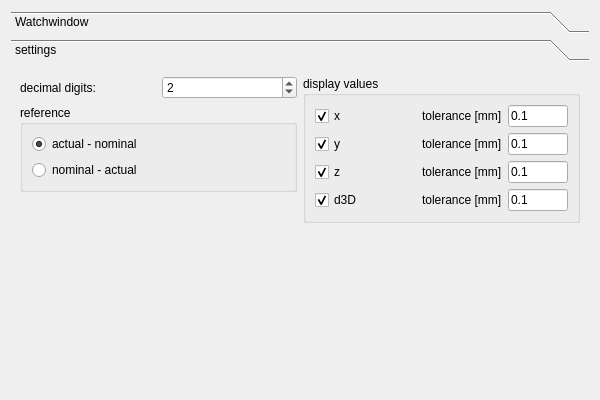
This is ui/dialogs/watchwindowdialog.ui in OpenIndy/OpenIndy as Qt 5 draws it before an edit. The edited form follows.
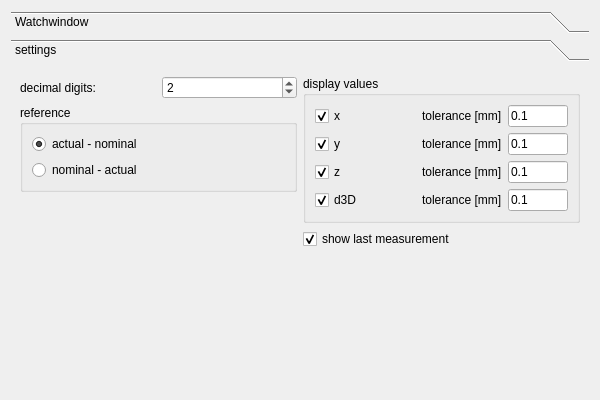
This is the edited form.

Commit message: OI-473: enable by checkbox

Diff of the .ui file:
```diff
--- a/ui/dialogs/watchwindowdialog.ui
+++ b/ui/dialogs/watchwindowdialog.ui
@@ -328,6 +328,19 @@
              </layout>
             </widget>
            </item>
+           <item>
+            <widget class="QCheckBox" name="checkBox_showLastMeasurement">
+             <property name="toolTip">
+              <string>show last measurement even if currently no measurement possible</string>
+             </property>
+             <property name="text">
+              <string>show last measurement</string>
+             </property>
+             <property name="checked">
+              <bool>true</bool>
+             </property>
+            </widget>
+           </item>
            <item>
             <spacer name="verticalSpacer_3">
              <property name="orientation">
```
The commit also changes 1 other file.
